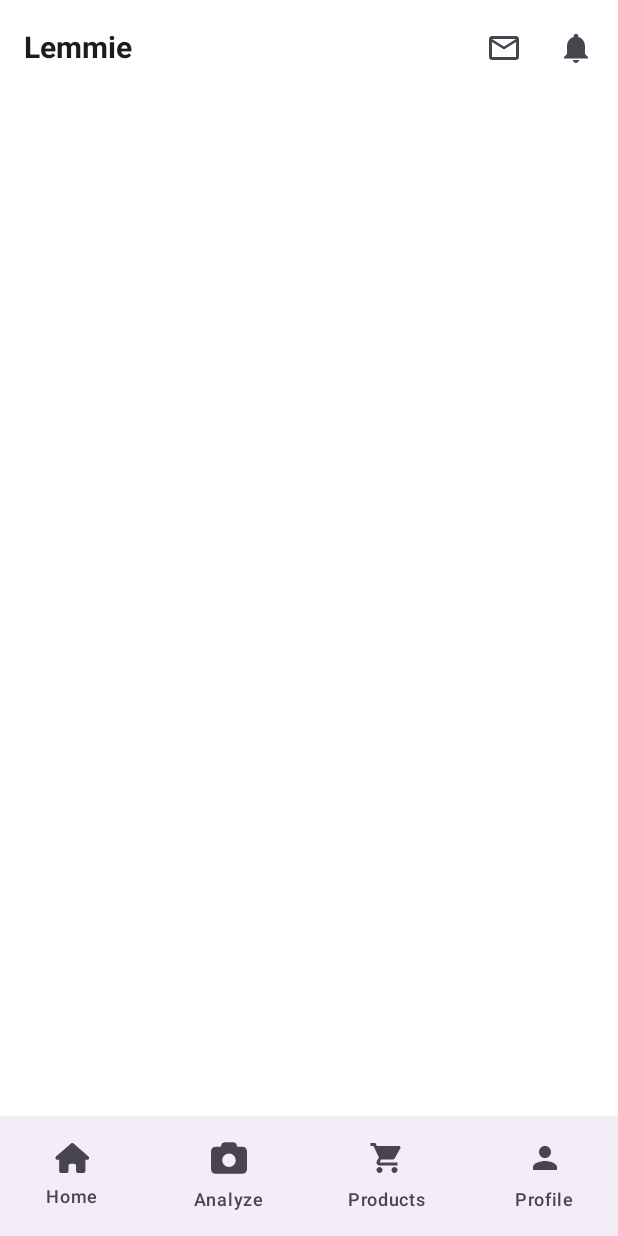
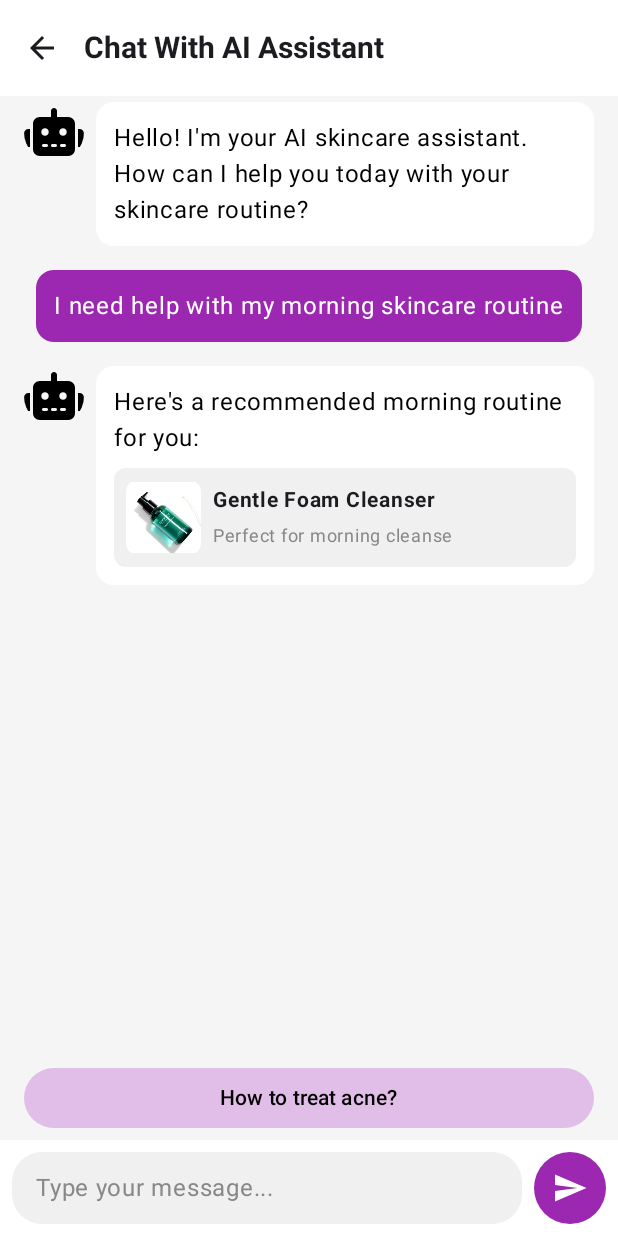
Before and after one commit to duongdatdev/ai-skincare-advisor-app, an Android app built with Jetpack Compose: the MainScreen screen opened through its navigation route, after a tap on "Chat", on a phone screen of 412 x 824 dp. Run offline under Robolectric (Android 15) with nearby library versions, the phone set to English and light mode, and no system bars.

Commit message:
feat: chat ui

```diff
--- /dev/null
+++ b/app/src/main/java/com/proteam/aiskincareadvisor/ui/screens/main/ChatScreen.kt
@@ -0,0 +1,281 @@
+package com.proteam.aiskincareadvisor.ui.screens.main
+
+import androidx.compose.foundation.Image
+import androidx.compose.foundation.background
+import androidx.compose.foundation.clickable
+import androidx.compose.foundation.layout.*
+import androidx.compose.foundation.lazy.LazyColumn
+import androidx.compose.foundation.lazy.items
+import androidx.compose.foundation.shape.CircleShape
+import androidx.compose.foundation.shape.RoundedCornerShape
+import androidx.compose.foundation.text.BasicTextField
+import androidx.compose.material.icons.Icons
+import androidx.compose.material.icons.filled.ArrowBack
+import androidx.compose.material.icons.filled.Send
+import androidx.compose.material3.*
+import androidx.compose.runtime.*
+import androidx.compose.ui.Alignment
+import androidx.compose.ui.Modifier
+import androidx.compose.ui.draw.clip
+import androidx.compose.ui.graphics.Color
+import androidx.compose.ui.res.painterResource
+import androidx.compose.ui.text.font.FontWeight
+import androidx.compose.ui.unit.dp
+import androidx.compose.ui.unit.sp
+import com.proteam.aiskincareadvisor.R
+
+// Data class to represent a chat message
+data class ChatMessage(
+    val text: String,
+    val isFromUser: Boolean,
+    val productRecommendation: ProductRecommendation? = null
+)
+
+// Data class to represent a product recommendation
+data class ProductRecommendation(
+    val name: String,
+    val description: String,
+    val imageRes: Int // Replace with your actual image resource
+)
+
+// Main Composable for the Chat Screen
+@OptIn(ExperimentalMaterial3Api::class)
+@Composable
+fun ChatScreen(onBack: () -> Unit = {}) {
+    // Sample chat messages
+    val messages = listOf(
+        ChatMessage(
+            text = "Hello! I'm your AI skincare assistant. How can I help you today with your skincare routine?",
+            isFromUser = false
+        ),
+        ChatMessage(
+            text = "I need help with my morning skincare routine",
+            isFromUser = true
+        ),
+        ChatMessage(
+            text = "Here's a recommended morning routine for you:",
+            isFromUser = false,
+            productRecommendation = ProductRecommendation(
+                name = "Gentle Foam Cleanser",
+                description = "Perfect for morning cleanse",
+                imageRes = R.drawable.hydrating_moisturizer // Replace with your image resource
+            )
+        )
+    )
+
+    // State for the text input
+    var messageText by remember { mutableStateOf("") }
+
+    Scaffold(
+        topBar = {
+            TopAppBar(
+                title = { Text("Chat With AI Assistant", fontSize = 20.sp, fontWeight = FontWeight.Bold) },
+                navigationIcon = {
+                    IconButton(onClick = { onBack() }) {
+                        Icon(
+                            imageVector = Icons.Default.ArrowBack,
+                            contentDescription = "Back"
+                        )
+                    }
+                }
+            )
+        },
+        bottomBar = {
+            ChatInputField(
+                messageText = messageText,
+                onMessageTextChange = { messageText = it },
+                onSendClick = {
+                    // Handle sending the message
+                    messageText = ""
+                }
+            )
+        }
+    ) { paddingValues ->
+        Column(
+            modifier = Modifier
+                .fillMaxSize()
+                .padding(paddingValues)
+                .background(Color(0xFFF5F5F5)) // Light gray background
+        ) {
+            // Chat Messages
+            LazyColumn(
+                modifier = Modifier
+                    .weight(1f)
+                    .padding(horizontal = 16.dp),
+                reverseLayout = false // Messages start from the top
+            ) {
+                items(messages) { message ->
+                    ChatMessageItem(message)
+                    Spacer(modifier = Modifier.height(8.dp))
+                }
+            }
+
+            // Quick Reply Buttons
+            QuickReplyButtons()
+        }
+    }
+}
+
+// Chat Message Item
+@Composable
+fun ChatMessageItem(message: ChatMessage) {
+    Row(
+        modifier = Modifier
+            .fillMaxWidth()
+            .padding(vertical = 4.dp),
+        horizontalArrangement = if (message.isFromUser) Arrangement.End else Arrangement.Start
+    ) {
+        if (!message.isFromUser) {
+            // AI's profile image
+            Image(
+                painter = painterResource(id = R.drawable.ai_profile), // Replace with your AI profile image
+                contentDescription = "AI Profile",
+                modifier = Modifier
+                    .size(40.dp)
+                    .clip(CircleShape)
+            )
+            Spacer(modifier = Modifier.width(8.dp))
+        }
+
+        Column(
+            modifier = Modifier
+                .background(
+                    if (message.isFromUser) Color(0xFF9C27B0) else Color.White, // Purple for user, white for AI
+                    shape = RoundedCornerShape(12.dp)
+                )
+                .padding(12.dp)
+        ) {
+            Text(
+                text = message.text,
+                fontSize = 16.sp,
+                color = if (message.isFromUser) Color.White else Color.Black
+            )
+
+            // Product Recommendation (if any)
+            message.productRecommendation?.let { product ->
+                Spacer(modifier = Modifier.height(8.dp))
+                ProductRecommendationItem(product)
+            }
+        }
+
+        if (message.isFromUser) {
+            Spacer(modifier = Modifier.width(8.dp))
+            // User's profile image (optional, not shown in screenshot)
+        }
+    }
+}
+
+// Product Recommendation Item
+@Composable
+fun ProductRecommendationItem(product: ProductRecommendation) {
+    Row(
+        modifier = Modifier
+            .fillMaxWidth()
+            .background(Color(0xFFF0F0F0), RoundedCornerShape(8.dp))
+            .padding(8.dp),
+        verticalAlignment = Alignment.CenterVertically
+    ) {
+        Image(
+            painter = painterResource(id = product.imageRes),
+            contentDescription = product.name,
+            modifier = Modifier
+                .size(50.dp)
+                .clip(RoundedCornerShape(8.dp))
+        )
+        Spacer(modifier = Modifier.width(8.dp))
+        Column {
+            Text(
+                text = product.name,
+                fontSize = 14.sp,
+                fontWeight = FontWeight.Bold
+            )
+            Text(
+                text = product.description,
+                fontSize = 12.sp,
+                color = Color.Gray
+            )
+        }
+    }
+}
+
+// Quick Reply Buttons
+@Composable
+fun QuickReplyButtons() {
+    Row(
+        modifier = Modifier
+            .fillMaxWidth()
+            .padding(horizontal = 16.dp, vertical = 8.dp),
+        horizontalArrangement = Arrangement.spacedBy(8.dp)
+    ) {
+        QuickReplyButton("How to treat acne?")
+        QuickReplyButton("Best sunscreen?")
+        QuickReplyButton("Night")
+    }
+}
+
+@Composable
+fun QuickReplyButton(text: String) {
+    Button(
+        onClick = { /* Handle quick reply */ },
+        modifier = Modifier
+            .fillMaxWidth()
+            .height(40.dp),
+        colors = ButtonDefaults.buttonColors(containerColor = Color(0xFFE1BEE7)), // Light purple
+        shape = RoundedCornerShape(20.dp)
+    ) {
+        Text(
+            text = text,
+            fontSize = 14.sp,
+            color = Color.Black
+        )
+    }
+}
+
+// Chat Input Field
+@Composable
+fun ChatInputField(
+    messageText: String,
+    onMessageTextChange: (String) -> Unit,
+    onSendClick: () -> Unit
+) {
+    Row(
+        modifier = Modifier
+            .fillMaxWidth()
+            .background(Color.White)
+            .padding(8.dp),
+        verticalAlignment = Alignment.CenterVertically
+    ) {
+        BasicTextField(
+            value = messageText,
+            onValueChange = onMessageTextChange,
+            modifier = Modifier
+                .weight(1f)
+                .background(Color(0xFFF0F0F0), RoundedCornerShape(20.dp))
+                .padding(horizontal = 16.dp, vertical = 12.dp),
+            textStyle = LocalTextStyle.current.copy(fontSize = 16.sp),
+            decorationBox = { innerTextField ->
+                if (messageText.isEmpty()) {
+                    Text(
+                        text = "Type your message...",
+                        fontSize = 16.sp,
+                        color = Color.Gray
+                    )
+                }
+                innerTextField()
+            }
+        )
+        Spacer(modifier = Modifier.width(8.dp))
+        IconButton(
+            onClick = onSendClick,
+            modifier = Modifier
+                .clip(CircleShape)
+                .background(Color(0xFF9C27B0)) // Purple send button
+        ) {
+            Icon(
+                imageVector = Icons.Default.Send,
+                contentDescription = "Send",
+                tint = Color.White
+            )
+        }
+    }
+}
--- a/app/src/main/java/com/proteam/aiskincareadvisor/ui/screens/main/MainScreen.kt
+++ b/app/src/main/java/com/proteam/aiskincareadvisor/ui/screens/main/MainScreen.kt
@@ -25,8 +25,12 @@ fun MainScreen() {
         BottomNavItem("profile", "Profile", Icons.Default.Person)
     )
 
+    val currentRoute = navController.currentBackStackEntryAsState().value?.destination?.route
+    val showBars = currentRoute != "chat"
+
     Scaffold(
         topBar = {
+            if (showBars) {
                 TopAppBar(
                     title = {
                         Text(
@@ -57,8 +61,10 @@ fun MainScreen() {
                         }
                     }
                 )
+            }
         },
         bottomBar = {
+            if (showBars) {
                 NavigationBar {
                     val currentDestination = navController.currentBackStackEntryAsState().value?.destination?.route
                     screens.forEach { screen ->
@@ -78,6 +84,7 @@ fun MainScreen() {
                     }
                 }
             }
+        }
     ) { innerPadding ->
         NavHost(
             navController = navController,
@@ -88,9 +95,12 @@ fun MainScreen() {
             composable("analyze") { AnalysisScreen() }
             composable("products") { ProductScreen() }
             composable("profile") { ProfileScreen() }
-            composable("chat") { /* ChatScreen() */ }
+            composable("chat") {
+                ChatScreen(
+                    onBack = { navController.popBackStack() }
+                )
             }
         }
     }
-
+}
 data class BottomNavItem(val route: String, val label: String, val icon: ImageVector)
--- /dev/null
+++ b/app/src/main/res/drawable/ai_profile.xml
@@ -0,0 +1,10 @@
+<?xml version="1.0" encoding="utf-8"?>
+<vector xmlns:android="http://schemas.android.com/apk/res/android"
+    android:width="20dp"
+    android:height="16dp"
+    android:viewportWidth="20"
+    android:viewportHeight="16">
+    <path
+        android:fillColor="#000000"
+        android:pathData="M10,0c0.553,0,1,0.447,1,1v2h3.75C15.994,3,17,4.006,17,5.25v8.5C17,14.994,15.994,16,14.75,16H5.25C4.006,16,3,14.994,3,13.75v-8.5C3,4.006,4.006,3,5.25,3H9V1C9,0.447,9.447,0,10,0zM6.5,12c-0.275,0-0.5,0.225-0.5,0.5s0.225,0.5,0.5,0.5h1c0.275,0,0.5-0.225,0.5-0.5s-0.225-0.5-0.5-0.5H6.5zM9.5,12c-0.275,0-0.5,0.225-0.5,0.5s0.225,0.5,0.5,0.5h1c0.275,0,0.5-0.225,0.5-0.5s-0.225-0.5-0.5-0.5H9.5zM12.5,12c-0.275,0-0.5,0.225-0.5,0.5s0.225,0.5,0.5,0.5h1c0.275,0,0.5-0.225,0.5-0.5s-0.225-0.5-0.5-0.5h-1zM8.25,8c0-0.332-0.132-0.65-0.366-0.884C7.65,6.882,7.332,6.75,7,6.75S6.35,6.882,6.116,7.116C5.882,7.35,5.75,7.668,5.75,8s0.132,0.65,0.366,0.884C6.35,9.118,6.668,9.25,7,9.25s0.65-0.132,0.884-0.366C8.118,8.65,8.25,8.332,8.25,8zM13,9.25c0.332,0,0.65-0.132,0.884-0.366C14.118,8.65,14.25,8.332,14.25,8s-0.132-0.65-0.366-0.884C13.65,6.882,13.332,6.75,13,6.75s-0.65,0.132-0.884,0.366C11.882,7.35,11.75,7.668,11.75,8s0.132,0.65,0.366,0.884C12.35,9.118,12.668,9.25,13,9.25zM1.5,7H2v6h-0.5C0.672,13,0,12.328,0,11.5v-3C0,7.672,0.672,7,1.5,7zM18.5,7c0.828,0,1.5,0.672,1.5,1.5v3c0,0.828-0.672,1.5-1.5,1.5H18V7H18.5z"/>
+</vector>
```
Lines whose indentation alone changed are shown as unchanged.
